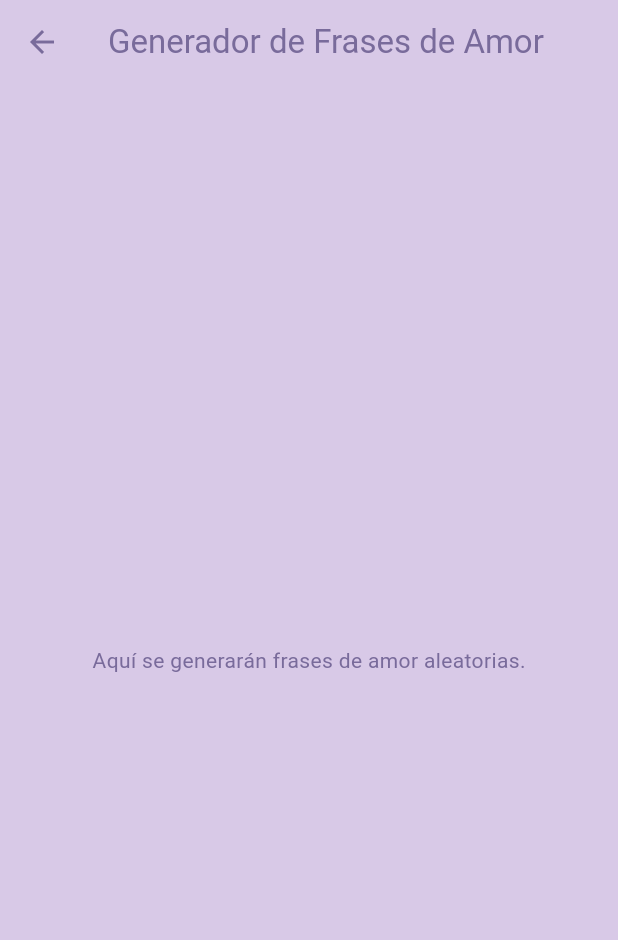
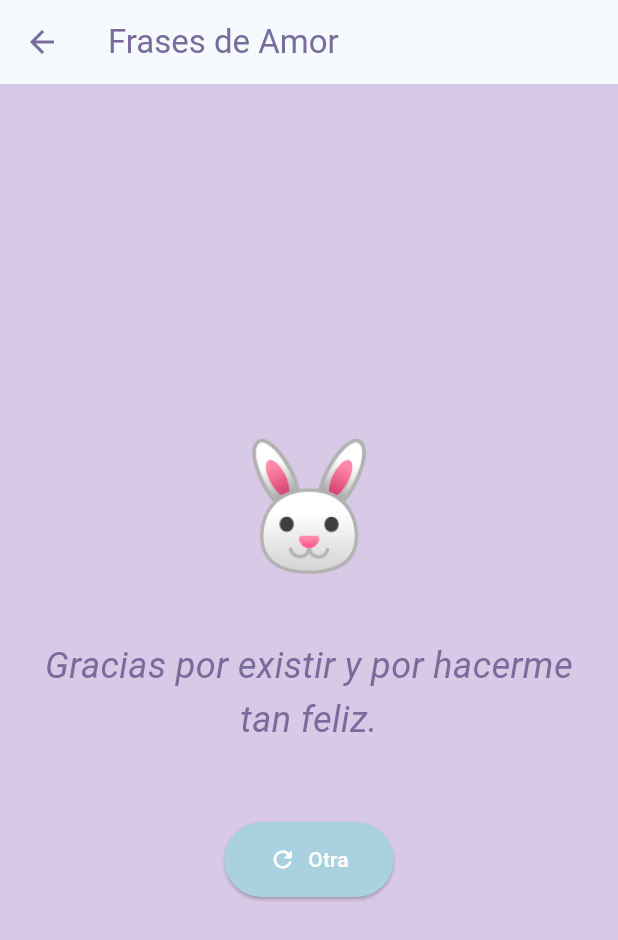
Before and after one commit to AlanLo07/dates, a Flutter app: the PhrasesScreen screen opened directly, on a phone screen of 412 x 824 dp. Shown: the top 940 px of the screen. Run offline on Flutter 3.47's test engine with Material 3 defaults, Android fonts, the phone set to English and light mode, and no system bars; our stand-ins replace cached_network_image, lottie, table_calendar.

Commit message:
Se crea poantalla de frases

```diff
--- a/lib/data/dates.dart
+++ b/lib/data/dates.dart
@@ -7,7 +7,7 @@ final Map<String, List<DateEvent>> kImportantDates = {
     const DateEvent(
       'Aniversario: Un año juntos',
       '¡Celebramos 365 días de risas, aventuras y mucho amor! Por muchos más.',
-      'assets/massage.png', // Debe existir en tu carpeta assets
+      'assets/novios.jpeg', // Debe existir en tu carpeta assets
     ),
   ],
   // Ejemplo: Primer beso
@@ -15,7 +15,7 @@ final Map<String, List<DateEvent>> kImportantDates = {
     const DateEvent(
       'Primera Citao',
       'El día en que el mundo se detuvo por primera vez. Un recuerdo precioso.',
-      '',
+      'assets/beso.jpeg',
     ),
   ],
   // Ejemplo: Cumpleaños de tu Novia
@@ -23,7 +23,7 @@ final Map<String, List<DateEvent>> kImportantDates = {
     const DateEvent(
       '¡Feliz Cumpleaños, Amor!',
       'El día más importante del año, celebramos tu vida. ¡Te amo!',
-      '',
+      'assets/nati.jpeg',
     ),
   ],
 };
--- /dev/null
+++ b/lib/models/phrase.dart
@@ -0,0 +1,8 @@
+// lib/models/love_phrase.dart
+
+class LovePhrase {
+  final String text;
+  final String emoji; // Para el emoticón del animal
+
+  const LovePhrase({required this.text, required this.emoji});
+}
--- a/lib/screens/phrases.dart
+++ b/lib/screens/phrases.dart
@@ -1,15 +1,128 @@
 // lib/screens/phrases_screen.dart
 import 'package:flutter/material.dart';
+import 'dart:math'; // Necesario para Random
+import '../data/phrases.dart'; // Importa tus frases
+import '../models/phrase.dart'; // Importa el modelo
 
-class PhrasesScreen extends StatelessWidget {
+// Colores de tu paleta
+const Color violetaProfundo = Color(0xFF796B9B);
+const Color lavandaPalida = Color(0xFFD8C9E7);
+const Color azulCelestePastel = Color(0xFFA9D1DF);
+
+class PhrasesScreen extends StatefulWidget {
   const PhrasesScreen({super.key});
+
+  @override
+  State<PhrasesScreen> createState() => _PhrasesScreenState();
+}
+
+class _PhrasesScreenState extends State<PhrasesScreen>
+    with SingleTickerProviderStateMixin {
+  late LovePhrase _currentPhrase; // La frase que se muestra actualmente
+
+  // Para la animación de desvanecimiento
+  late AnimationController _animationController;
+  late Animation<double> _opacityAnimation;
+
+  @override
+  void initState() {
+    super.initState();
+    _currentPhrase = getRandomLovePhrase(); // Cargar una frase al iniciar
+
+    _animationController = AnimationController(
+      vsync: this,
+      duration: const Duration(milliseconds: 700),
+    );
+    _opacityAnimation = Tween<double>(begin: 0.0, end: 1.0).animate(
+      CurvedAnimation(parent: _animationController, curve: Curves.easeIn),
+    );
+
+    _animationController.forward(); // Inicia la animación al cargar la pantalla
+  }
+
+  @override
+  void dispose() {
+    _animationController.dispose();
+    super.dispose();
+  }
+
+  // Función para generar una nueva frase
+  void _generateNewPhrase() {
+    _animationController.reverse().then((_) {
+      // Desvanece la frase actual
+      setState(() {
+        _currentPhrase = getRandomLovePhrase(); // Carga una nueva frase
+      });
+      _animationController.forward(); // Desvanece la nueva frase
+    });
+  }
 
   @override
   Widget build(BuildContext context) {
     return Scaffold(
-      appBar: AppBar(title: const Text('Generador de Frases de Amor')),
-      body: const Center(
-        child: Text('Aquí se generarán frases de amor aleatorias.'),
+      backgroundColor: lavandaPalida,
+      appBar: AppBar(
+        title: const Text(
+          'Frases de Amor',
+          style: TextStyle(color: violetaProfundo),
+        ),
+        backgroundColor: Colors.white,
+        iconTheme: const IconThemeData(color: violetaProfundo),
+        elevation: 1,
+      ),
+      body: Center(
+        child: Padding(
+          padding: const EdgeInsets.all(20.0),
+          child: Column(
+            mainAxisAlignment: MainAxisAlignment.center,
+            children: <Widget>[
+              // El emoticón del animal favorito (grande y en el centro)
+              FadeTransition(
+                opacity: _opacityAnimation,
+                child: Text(
+                  _currentPhrase.emoji,
+                  style: const TextStyle(
+                    fontSize: 80,
+                  ), // Tamaño grande para el emoji
+                ),
+              ),
+              const SizedBox(height: 30),
+              // La frase de amor con animación de desvanecimiento
+              FadeTransition(
+                opacity: _opacityAnimation,
+                child: Text(
+                  _currentPhrase.text,
+                  textAlign: TextAlign.center,
+                  style: TextStyle(
+                    fontSize: 24,
+                    fontStyle: FontStyle.italic,
+                    color: violetaProfundo,
+                    height: 1.5,
+                  ),
+                ),
+              ),
+              const SizedBox(height: 50),
+              // Botón para generar una nueva frase
+              ElevatedButton.icon(
+                onPressed: _generateNewPhrase,
+                icon: const Icon(Icons.refresh),
+                label: const Text('Otra'),
+                style: ElevatedButton.styleFrom(
+                  backgroundColor:
+                      azulCelestePastel, // Un color de acento para el botón
+                  foregroundColor: Colors.white,
+                  padding: const EdgeInsets.symmetric(
+                    horizontal: 30,
+                    vertical: 15,
+                  ),
+                  shape: RoundedRectangleBorder(
+                    borderRadius: BorderRadius.circular(30),
+                  ),
+                ),
+              ),
+            ],
+          ),
+        ),
       ),
     );
   }
```
Also changed, not shown: lib/data/phrases.dart (added, +106 -0 lines), lib/screens/calendar.dart (+4 -4 lines), assets/beso.jpeg (added), assets/nati.jpeg (added), assets/novios.jpeg (added).
